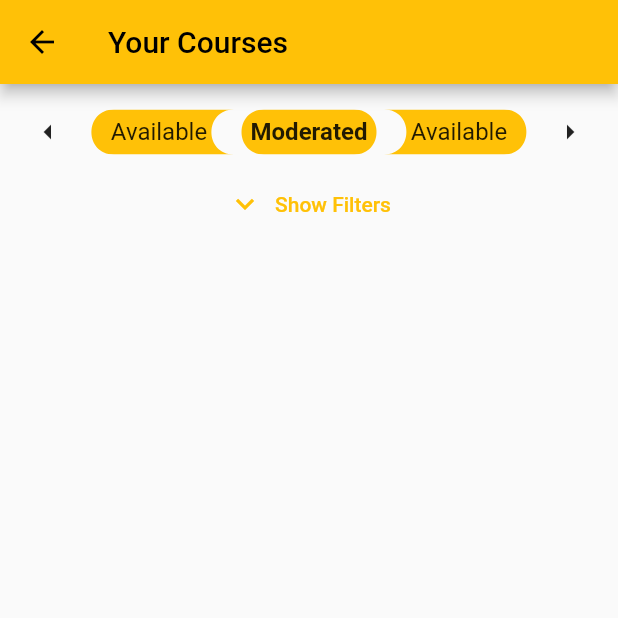
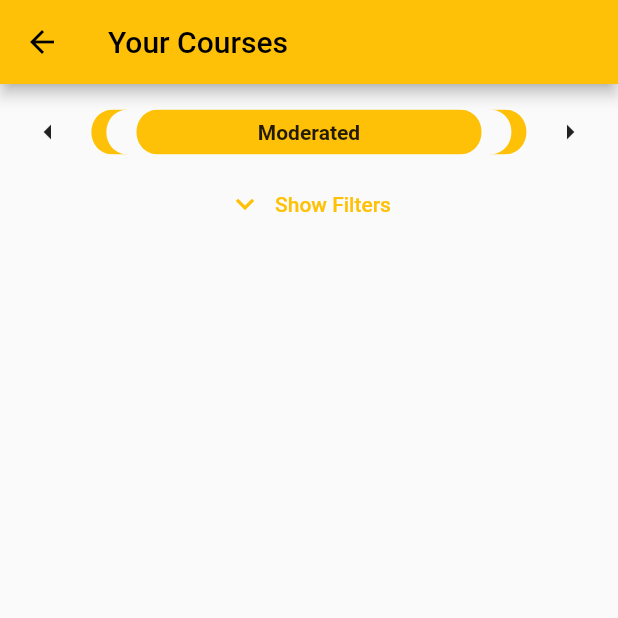
Before and after one commit to Zomtir/cptclient, a Flutter app: the CourseOverviewPage screen opened directly with empty values, after a tap on the "arrow left" icon, on a phone screen of 412 x 824 dp, the top half of it. Run offline on Flutter 3.47's test engine with Material 2 defaults, Android fonts, the phone set to English and light mode, and no system bars; missing offline and left inert: universal_html; statements that could not run were skipped.

Commit message:
Sorting user lists

```diff
--- a/lib/ClassAdminPage.dart
+++ b/lib/ClassAdminPage.dart
@@ -102,6 +102,7 @@ class ClassAdminPageState extends State<ClassAdminPage> {
 
   void _requestOwnerList() async {
     List<User> owners = await server.class_owner_list(widget.session, widget.slot);
+    owners.sort();
 
     setState(() {
       _owners = owners;
@@ -120,6 +121,7 @@ class ClassAdminPageState extends State<ClassAdminPage> {
 
   void _requestParticipantList() async {
     List<User> participants = await server.class_participant_list(widget.session, widget.slot);
+    participants.sort();
 
     setState(() {
       _participants = participants;
--- a/lib/main.dart
+++ b/lib/main.dart
@@ -66,10 +66,10 @@ class MainPageState extends State<MainPage> {
   Widget build(BuildContext context) {
     return Scaffold(
       body: Center(
-        child: Image.asset(
-          'assets/images/splash.png',
+        child: const Image(
           fit: BoxFit.cover,
           alignment: Alignment.center,
+          image: AssetImage('images/splash.png'),
         ),
       ),
     );
--- a/lib/material/PanelSwiper.dart
+++ b/lib/material/PanelSwiper.dart
@@ -51,21 +51,17 @@ class _PanelSwiperState extends State<PanelSwiper> {
                 },
               ),
             if (_count > 1)
-              Expanded(
-                child: ClipPath(
+              ClipPath(
                 clipper: CornerClipper(left: 20, right: -20),
                 child: Container(
                   height: 30,
+                  width: 30,
                   color: Colors.amber,
                   child: RawMaterialButton(
                     onPressed: () {
                       setState(() => _index = _indexPrev);
                       widget.onChange?.call(_index);
                     },
-                      child: Center(
-                        child: Text(widget.panels[_indexPrev].text, style: TextStyle(fontSize: 16)),
-                      ),
-                    ),
                   ),
                 ),
               ),
@@ -76,27 +72,23 @@ class _PanelSwiperState extends State<PanelSwiper> {
                   height: 30,
                   color: Colors.amber,
                   child: Center(
-                    child: Text(widget.panels[_index].text, style: TextStyle(fontWeight: FontWeight.bold, fontSize: 16)),
+                    child: Text(widget.panels[_index].text, style: TextStyle(fontWeight: FontWeight.bold, fontSize: 14)),
                   ),
                 ),
               ),
             ),
             if (_count > 1)
-              Expanded(
-                child: ClipPath(
+              ClipPath(
                 clipper: CornerClipper(left: -20, right: 20),
                 child: Container(
                   height: 30,
+                  width: 30,
                   color: Colors.amber,
                   child: RawMaterialButton(
                     onPressed: () {
                       setState(() => _index = _indexNext);
                       widget.onChange?.call(_index);
                     },
-                      child: Center(
-                        child: Text(widget.panels[_indexNext].text, style: TextStyle(fontSize: 16)),
-                      ),
-                    ),
                   ),
                 ),
               ),
--- a/lib/material/dialogs/UserPicker.dart
+++ b/lib/material/dialogs/UserPicker.dart
@@ -68,6 +68,7 @@ class _UserPickerState extends State<UserPicker> {
   }
 
   void _limitUsers(List<User> users) {
+    users.sort();
     setState(() {
       _usersLimited = users;
     });
@@ -82,7 +83,7 @@ class _UserPickerState extends State<UserPicker> {
       itemBuilder: (User user) {
         return InkWell(
           child: ListTile(
-            title: Text("${user.firstname} ${user.lastname}"),
+            title: Text("${user.lastname}, ${user.firstname}"),
             subtitle: Text("${user.key}"),
             trailing: IconButton(
               icon: Icon(Icons.add),
```
Also changed, not shown: lib/MemberLandingPage.dart (+12 -12 lines), lib/UserManagementPage.dart (+4 -9 lines), lib/material/AppIconButton.dart (+5 -4 lines), pubspec.yaml (+3 -10 lines), assets/icons/icon_calendar.png (renamed from icons/icon_calendar.png), assets/icons/icon_course.png (renamed from icons/icon_course.png), assets/icons/icon_event.png (renamed from icons/icon_event.png), assets/icons/icon_inventory.png (renamed from icons/icon_inventory.png), assets/icons/icon_membership.png (renamed from icons/icon_membership.png), assets/icons/icon_rankings.png (renamed from icons/icon_rankings.png), assets/icons/icon_teams.png (renamed from icons/icon_teams.png), assets/icons/icon_time.png (renamed from icons/icon_time.png), assets/icons/icon_user.png (renamed from icons/icon_user.png), 1 other file. Lines whose indentation alone changed are shown as unchanged.
